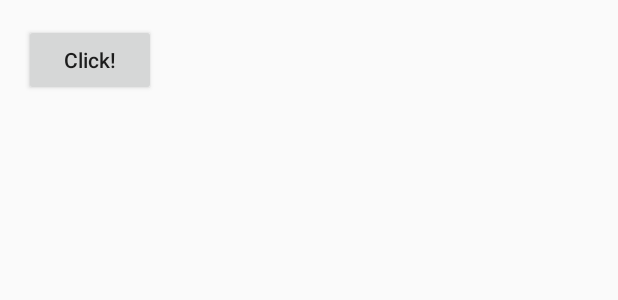
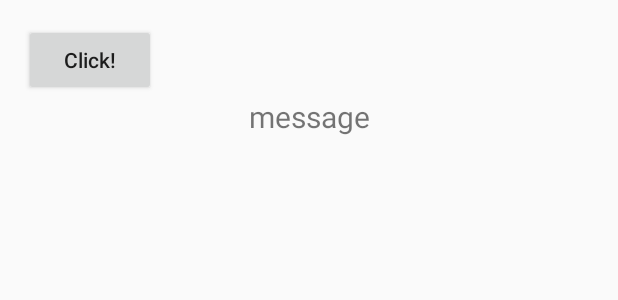
Before and after one commit to mataoo/ViewBinder, an Android app: the layout activity_main.xml on its own in the app's theme, with its tools: preview values and no code run, on a phone screen of 412 x 824 dp. Shown: the top 300 px of the screen. Run offline under Robolectric (Android 15) with nearby library versions, the phone set to English and light mode, and no system bars.

Commit message:
[REV] Update sample

```diff
--- a/sample/src/main/java/com/matao/viewbinder/MainActivity.java
+++ b/sample/src/main/java/com/matao/viewbinder/MainActivity.java
@@ -24,7 +24,7 @@ public class MainActivity extends AppCompatActivity {
         ViewBinder.inject(this);
     }
 
-    @OnClick(R.id.bt_click)
+    @OnClick({R.id.bt_click, R.id.tv_msg})
     void onClickBt() {
         Toast.makeText(this, "Hello", Toast.LENGTH_SHORT).show();
         tvMsg.setText("~~ Hello ~~");
--- a/sample/src/main/res/layout/activity_main.xml
+++ b/sample/src/main/res/layout/activity_main.xml
@@ -21,5 +21,8 @@
     <TextView
         android:id="@+id/tv_msg"
         android:layout_width="match_parent"
-        android:layout_height="wrap_content" />
+        android:layout_height="wrap_content"
+        android:gravity="center_horizontal"
+        android:textSize="20dp"
+        tools:text="message" />
 </LinearLayout>
```
